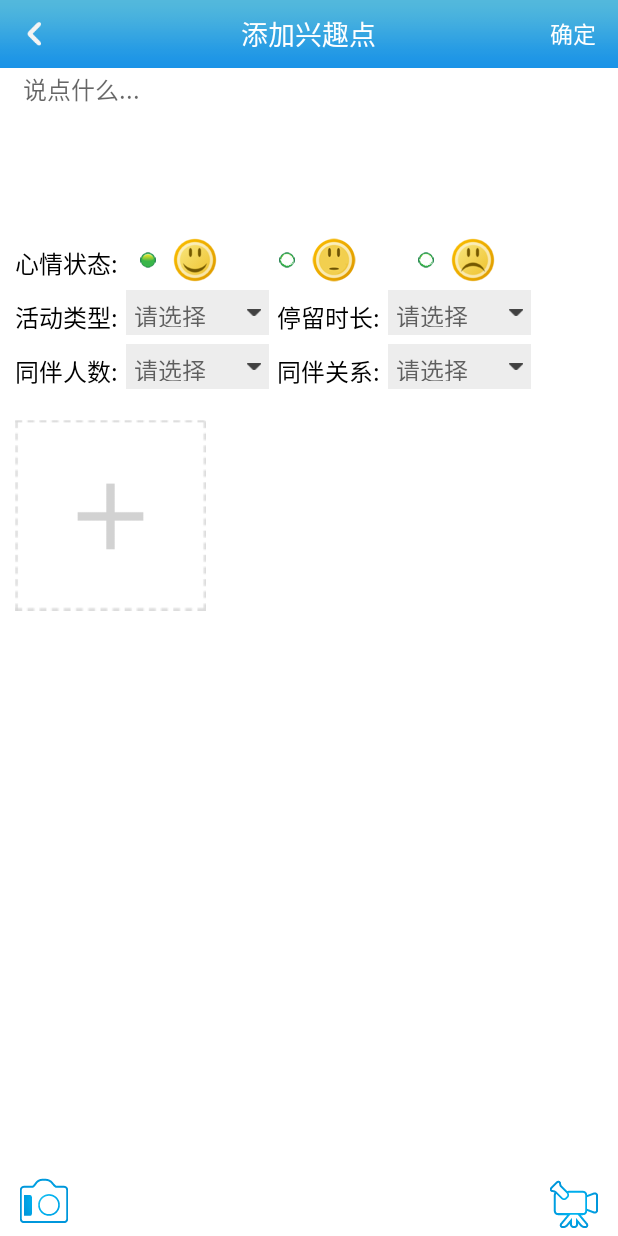
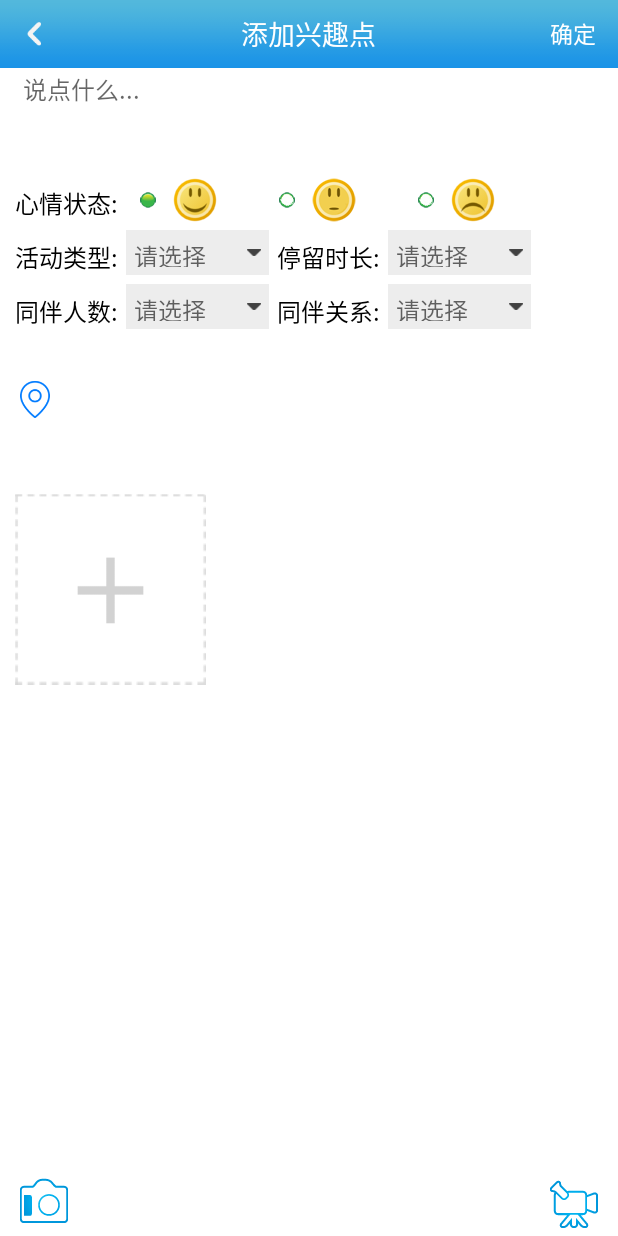
Before and after one commit to if-time/HappyNavi_SDU, an Android app: the CommentActivity screen opened directly, with no data from a screen before it, on a phone screen of 412 x 824 dp. Run offline under Robolectric (Android 15) with nearby library versions, the phone set to English and light mode, and no system bars; our stand-ins replace CircleImageView, EventBus; libraries missing offline, so code that uses them is left out: com.amap.api, com.githang.statusbar; 10 statements that could not run were skipped.

Commit message:
Update activity_comment.xml

```diff
--- a/app/src/main/res/layout/activity_comment.xml
+++ b/app/src/main/res/layout/activity_comment.xml
@@ -69,7 +69,7 @@
             <EditText
                 android:id="@+id/editComment"
                 android:layout_width="match_parent"
-                android:layout_height="110dp"
+                android:layout_height="70dp"
                 android:layout_marginLeft="5dp"
                 android:layout_marginRight="5dp"
                 android:layout_marginTop="2dp"
@@ -235,32 +235,10 @@
 
             </RelativeLayout>
 
-            <!-- 网格显示图片 行列间距5dp -->
-
-            <GridView
-                android:id="@+id/gridPicture"
+            <RelativeLayout
+                android:visibility="visible"
                 android:layout_width="match_parent"
-                android:layout_height="0dp"
-                android:layout_marginTop="10dp"
-                android:layout_marginLeft="10dp"
-                android:layout_marginRight="10dp"
-                android:layout_marginBottom="10dp"
-                android:layout_weight="6"
-                android:listSelector="@android:color/transparent"
-                android:background="#FFFFFF"
-                android:cacheColorHint="#00000000"
-                android:fadeScrollbars="true"
-                android:gravity="center"
-                android:horizontalSpacing="5dp"
-                android:numColumns="3"
-                android:stretchMode="columnWidth"
-                android:verticalSpacing="5dp" >
-            </GridView>
-
-            <RelativeLayout
-                android:visibility="invisible"
-                android:layout_width="match_parent"
-                android:layout_height="0dp"
+                android:layout_height="20dp"
                 android:background="#FFFFFF"
                 android:layout_weight="1">
 
@@ -281,9 +259,58 @@
                     android:layout_marginLeft="19dp"
                     android:layout_toRightOf="@+id/imageView_place"
                     android:text="@string/place"
-                    android:textColor="@color/black"/>
+                    android:textColor="@color/black" />
 
             </RelativeLayout>
+
+            <!-- 网格显示图片 行列间距5dp -->
+
+            <GridView
+                android:id="@+id/gridPicture"
+                android:layout_width="match_parent"
+                android:layout_height="0dp"
+                android:layout_marginTop="5dp"
+                android:layout_marginLeft="10dp"
+                android:layout_marginRight="10dp"
+                android:layout_marginBottom="10dp"
+                android:layout_weight="6"
+                android:listSelector="@android:color/transparent"
+                android:background="#FFFFFF"
+                android:cacheColorHint="#00000000"
+                android:fadeScrollbars="true"
+                android:gravity="center"
+                android:horizontalSpacing="5dp"
+                android:numColumns="3"
+                android:stretchMode="columnWidth"
+                android:verticalSpacing="5dp" >
+            </GridView>
+
+            <!--<RelativeLayout-->
+                <!--android:visibility="visible"-->
+                <!--android:layout_width="match_parent"-->
+                <!--android:layout_height="0dp"-->
+                <!--android:background="#FFFFFF"-->
+                <!--android:layout_weight="1">-->
+
+                <!--<ImageView-->
+                    <!--android:id="@+id/imageView_place"-->
+                    <!--android:layout_width="20dp"-->
+                    <!--android:layout_height="30dp"-->
+                    <!--android:layout_alignParentLeft="true"-->
+                    <!--android:layout_centerVertical="true"-->
+                    <!--android:layout_marginLeft="13dp"-->
+                    <!--android:src="@mipmap/ic_place" />-->
+
+                <!--<TextView-->
+                    <!--android:id="@+id/textView_place"-->
+                    <!--android:layout_width="wrap_content"-->
+                    <!--android:layout_height="wrap_content"-->
+                    <!--android:layout_marginLeft="19dp"-->
+                    <!--android:layout_toRightOf="@+id/imageView_place"-->
+                    <!--android:text="@string/place"-->
+                    <!--android:textColor="@color/black" />-->
+
+            <!--</RelativeLayout>-->
         </LinearLayout>
 
     </RelativeLayout>
```
